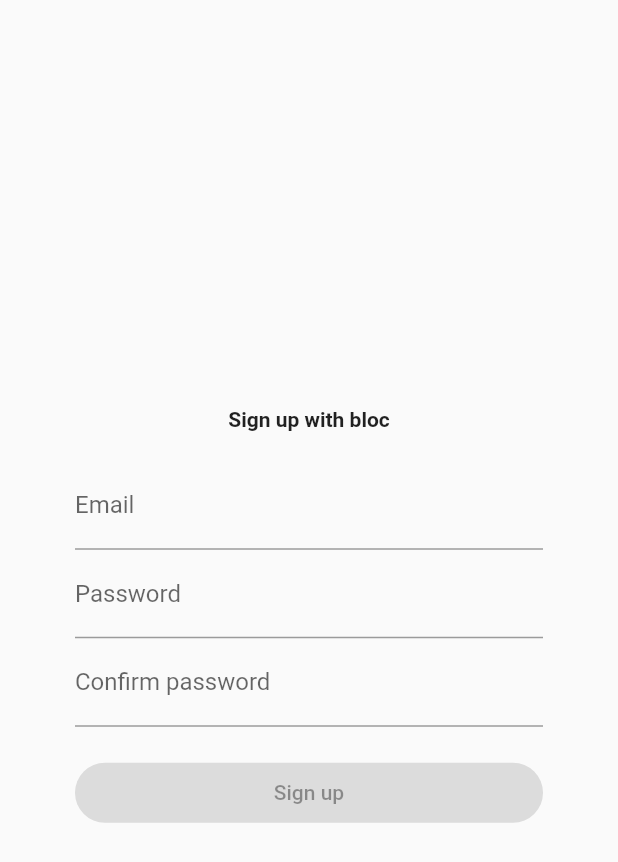
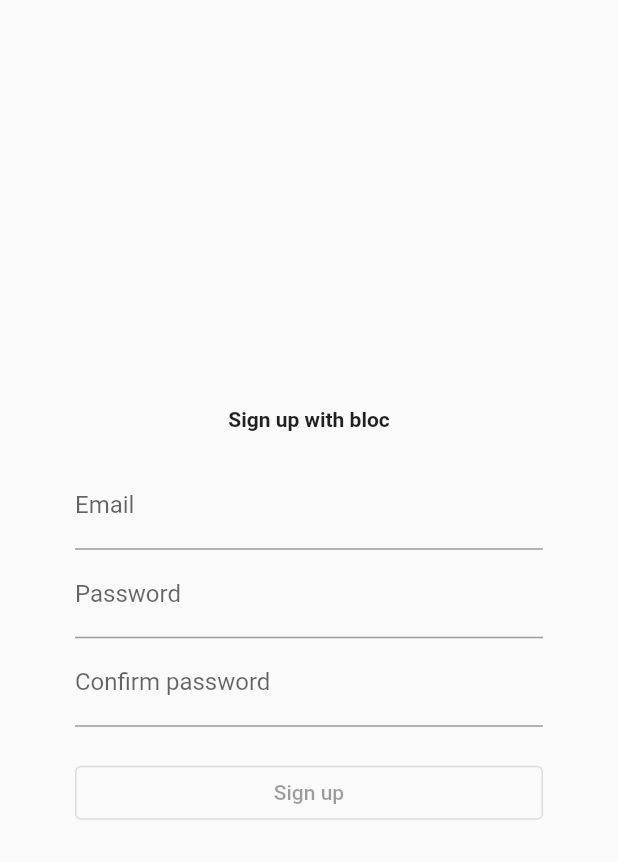
Before and after one commit to FluSett/mobidatok_test, a Flutter app: the SignUpBlocPage screen opened directly, on a phone screen of 412 x 824 dp. Shown: the top 862 px of the screen. Run offline on Flutter 3.47's test engine with Material 2 defaults, Android fonts, the phone set to English and light mode, and no system bars; our stand-ins replace bloc, equatable, flutter_bloc, flutter_hooks, flutter_riverpod, freezed_annotation and 3 more.

Commit message:
Fix deprecated button

```diff
--- a/lib/src/feature/sign_in/widget/sign_in_bloc_page.dart
+++ b/lib/src/feature/sign_in/widget/sign_in_bloc_page.dart
@@ -63,7 +63,7 @@ class SignInBlocPage extends StatelessWidget {
                   BlocSelector<ValidationCubit, ValidationState, bool>(
                 selector: (selectorState) => selectorState.validateSignIn(),
                 builder: (context, booleanState) {
-                  return FilledButton(
+                  return OutlinedButton(
                     onPressed: booleanState
                         ? () => context.read<AuthenticationBloc>().add(
                               AuthenticationEvent.signInWithEmailAndPassword(
--- a/lib/src/feature/sign_in/widget/sign_in_provider_page.dart
+++ b/lib/src/feature/sign_in/widget/sign_in_provider_page.dart
@@ -60,7 +60,7 @@ class SignInProviderPage extends HookWidget {
         const SizedBox(height: 20),
         Consumer<ValidationModel>(
           builder: (context, validation, child) {
-            return FilledButton(
+            return OutlinedButton(
               onPressed: validation.validateSignIn(
                 emailController.text,
                 passwordController.text,
--- a/lib/src/feature/sign_in/widget/sign_in_riverpod_page.dart
+++ b/lib/src/feature/sign_in/widget/sign_in_riverpod_page.dart
@@ -78,7 +78,7 @@ class SignInRiverpodPage extends HookWidget {
                     ),
                   );
 
-                  return FilledButton(
+                  return OutlinedButton(
                     onPressed: validationStatus
                         ? () => ref
                             .read(authenticationProvider.notifier)
--- a/lib/src/feature/sign_up/widget/sign_up_bloc_page.dart
+++ b/lib/src/feature/sign_up/widget/sign_up_bloc_page.dart
@@ -78,7 +78,7 @@ class SignUpBlocPage extends StatelessWidget {
                   BlocSelector<ValidationCubit, ValidationState, bool>(
                 selector: (selectorState) => selectorState.validateSignUp(),
                 builder: (context, booleanState) {
-                  return FilledButton(
+                  return OutlinedButton(
                     onPressed: booleanState
                         ? () => context.read<AuthenticationBloc>().add(
                               AuthenticationEvent.registerWithEmailAndPassword(
--- a/lib/src/feature/sign_up/widget/sign_up_provider_page.dart
+++ b/lib/src/feature/sign_up/widget/sign_up_provider_page.dart
@@ -81,7 +81,7 @@ class SignUpProviderPage extends HookWidget {
         const SizedBox(height: 20),
         Consumer<ValidationModel>(
           builder: (context, validation, child) {
-            return FilledButton(
+            return OutlinedButton(
               onPressed: validation.validateSignUp(
                 emailController.text,
                 passwordController.text,
--- a/lib/src/feature/sign_up/widget/sign_up_riverpod_page.dart
+++ b/lib/src/feature/sign_up/widget/sign_up_riverpod_page.dart
@@ -102,7 +102,7 @@ class SignUpRiverpodPage extends HookWidget {
                       ),
                     ),
                   );
-                  return FilledButton(
+                  return OutlinedButton(
                     onPressed: validationStatus
                         ? () => ref
                             .read(authenticationProvider.notifier)
```
